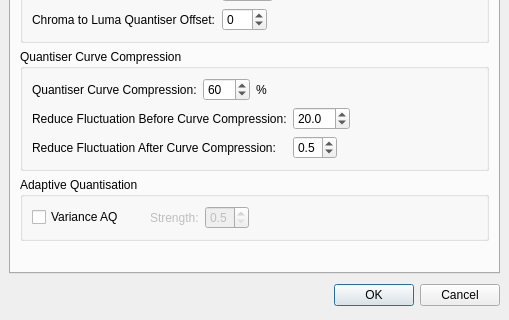
The window that branches/avidemux_2.5_branch_gruntster/plugins/ADM_videoEncoder/ADM_vidEnc_x264/qt4/x264ConfigDialog.ui (BackupTheBerlios/avidemux-svn) describes before a commit, drawn with Qt 5; both pictures show x 0 to 509 and y 283 to 603 of the 509 by 603 pixel window.
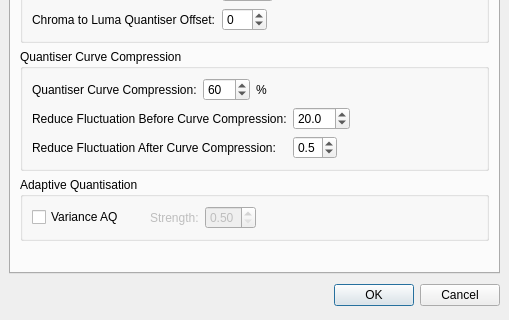
The same window after the commit. The open tabs and pages were chosen to show the change.

Patch:
```diff
--- a/branches/avidemux_2.5_branch_gruntster/plugins/ADM_videoEncoder/ADM_vidEnc_x264/qt4/x264ConfigDialog.ui
+++ b/branches/avidemux_2.5_branch_gruntster/plugins/ADM_videoEncoder/ADM_vidEnc_x264/qt4/x264ConfigDialog.ui
@@ -2973,7 +2973,7 @@
                <bool>false</bool>
               </property>
               <property name="decimals" >
-               <number>1</number>
+               <number>2</number>
               </property>
               <property name="maximum" >
                <double>1.500000000000000</double>
```
